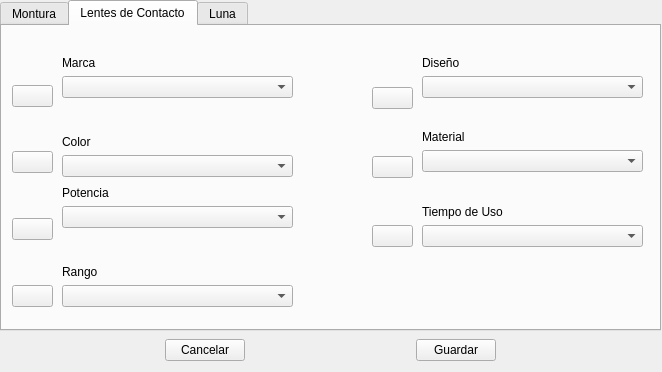
benArambide/ProyFinal-IS2, file ui_configurarproducto.ui: the form before one commit.
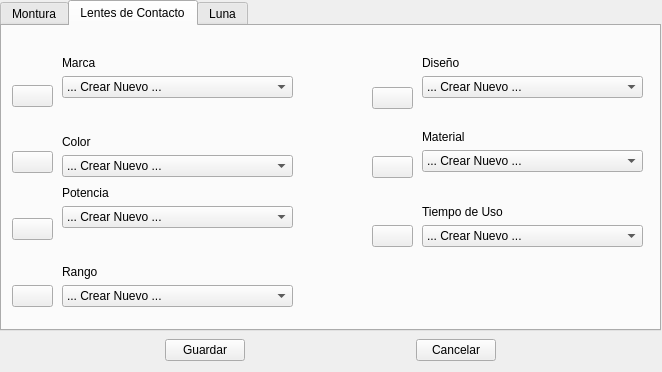
The form after the commit. The open tabs and pages were chosen to show the change. Icons and pictures are not drawn.

```diff
--- a/ui_configurarproducto.ui
+++ b/ui_configurarproducto.ui
@@ -360,12 +360,6 @@
          </rect>
         </property>
         <layout class="QGridLayout" name="gridLayout_5">
-         <item row="2" column="0">
-          <widget class="QComboBox" name="comboBox_9"/>
-         </item>
-         <item row="5" column="0">
-          <widget class="QComboBox" name="comboBox_10"/>
-         </item>
          <item row="3" column="0">
           <spacer name="verticalSpacer_3">
            <property name="orientation">
@@ -393,6 +387,32 @@
            </property>
           </widget>
          </item>
+         <item row="2" column="0">
+          <widget class="QComboBox" name="ComBo_Marca_2">
+           <item>
+            <property name="text">
+             <string>... Crear Nuevo ...</string>
+            </property>
+            <property name="icon">
+             <iconset resource="Icons/Icons.qrc">
+              <normaloff>:/Icons/1348112114_notification_add.png</normaloff>:/Icons/1348112114_notification_add.png</iconset>
+            </property>
+           </item>
+          </widget>
+         </item>
+         <item row="5" column="0">
+          <widget class="QComboBox" name="ComBo_Color_2">
+           <item>
+            <property name="text">
+             <string>... Crear Nuevo ...</string>
+            </property>
+            <property name="icon">
+             <iconset resource="Icons/Icons.qrc">
+              <normaloff>:/Icons/1348112114_notification_add.png</normaloff>:/Icons/1348112114_notification_add.png</iconset>
+            </property>
+           </item>
+          </widget>
+         </item>
         </layout>
        </widget>
        <widget class="QWidget" name="gridLayoutWidget_6">
@@ -419,22 +439,13 @@
            </property>
           </widget>
          </item>
-         <item row="1" column="0">
-          <widget class="QComboBox" name="comboBox_11"/>
-         </item>
-         <item row="4" column="0">
-          <widget class="QComboBox" name="comboBox_12"/>
-         </item>
-         <item row="6" column="0">
+         <item row="7" column="0">
           <widget class="QLabel" name="label_4">
            <property name="text">
             <string>Tiempo de Uso</string>
            </property>
           </widget>
          </item>
-         <item row="7" column="0">
-          <widget class="QComboBox" name="comboBox_5"/>
-         </item>
          <item row="2" column="0">
           <spacer name="verticalSpacer_4">
            <property name="orientation">
@@ -448,7 +459,7 @@
            </property>
           </spacer>
          </item>
-         <item row="5" column="0">
+         <item row="6" column="0">
           <spacer name="verticalSpacer_5">
            <property name="orientation">
             <enum>Qt::Vertical</enum>
@@ -461,6 +472,45 @@
            </property>
           </spacer>
          </item>
+         <item row="1" column="0">
+          <widget class="QComboBox" name="ComBo_Diseno">
+           <item>
+            <property name="text">
+             <string>... Crear Nuevo ...</string>
+            </property>
+            <property name="icon">
+             <iconset resource="Icons/Icons.qrc">
+              <normaloff>:/Icons/1348112114_notification_add.png</normaloff>:/Icons/1348112114_notification_add.png</iconset>
+            </property>
+           </item>
+          </widget>
+         </item>
+         <item row="5" column="0">
+          <widget class="QComboBox" name="ComBo_Material">
+           <item>
+            <property name="text">
+             <string>... Crear Nuevo ...</string>
+            </property>
+            <property name="icon">
+             <iconset resource="Icons/Icons.qrc">
+              <normaloff>:/Icons/1348112114_notification_add.png</normaloff>:/Icons/1348112114_notification_add.png</iconset>
+            </property>
+           </item>
+          </widget>
+         </item>
+         <item row="8" column="0">
+          <widget class="QComboBox" name="ComBo_Tiempo_uso">
+           <item>
+            <property name="text">
+             <string>... Crear Nuevo ...</string>
+            </property>
+            <property name="icon">
+             <iconset resource="Icons/Icons.qrc">
+              <normaloff>:/Icons/1348112114_notification_add.png</normaloff>:/Icons/1348112114_notification_add.png</iconset>
+            </property>
+           </item>
+          </widget>
+         </item>
         </layout>
        </widget>
        <widget class="QWidget" name="gridLayoutWidget_9">
@@ -480,9 +530,6 @@
            </property>
           </widget>
          </item>
-         <item row="1" column="0">
-          <widget class="QComboBox" name="comboBox_13"/>
-         </item>
          <item row="2" column="0">
           <spacer name="verticalSpacer_7">
            <property name="orientation">
@@ -503,8 +550,31 @@
            </property>
           </widget>
          </item>
+         <item row="1" column="0">
+          <widget class="QComboBox" name="ComBo_Potencia">
+           <item>
+            <property name="text">
+             <string>... Crear Nuevo ...</string>
+            </property>
+            <property name="icon">
+             <iconset resource="Icons/Icons.qrc">
+              <normaloff>:/Icons/1348112114_notification_add.png</normaloff>:/Icons/1348112114_notification_add.png</iconset>
+            </property>
+           </item>
+          </widget>
+         </item>
          <item row="4" column="0">
-          <widget class="QComboBox" name="comboBox_14"/>
+          <widget class="QComboBox" name="ComBo_Rango">
+           <item>
+            <property name="text">
+             <string>... Crear Nuevo ...</string>
+            </property>
+            <property name="icon">
+             <iconset resource="Icons/Icons.qrc">
+              <normaloff>:/Icons/1348112114_notification_add.png</normaloff>:/Icons/1348112114_notification_add.png</iconset>
+            </property>
+           </item>
+          </widget>
          </item>
         </layout>
        </widget>
@@ -978,19 +1048,19 @@
    </property>
    <layout class="QGridLayout" name="gridLayout_8">
     <item row="0" column="1">
-     <widget class="QPushButton" name="pushButton">
-      <property name="text">
-       <string>Cancelar</string>
-      </property>
-     </widget>
-    </item>
-    <item row="0" column="3">
-     <widget class="QPushButton" name="pushButton_2">
+     <widget class="QPushButton" name="Boton_ConfPro_guardar">
       <property name="text">
        <string>Guardar</string>
       </property>
      </widget>
     </item>
+    <item row="0" column="3">
+     <widget class="QPushButton" name="Boton_ConfPro_cancelar">
+      <property name="text">
+       <string>Cancelar</string>
+      </property>
+     </widget>
+    </item>
     <item row="0" column="0">
      <spacer name="horizontalSpacer">
       <property name="orientation">
```
Left out of the diff: 128 changed lines with no effect on the pictures.
